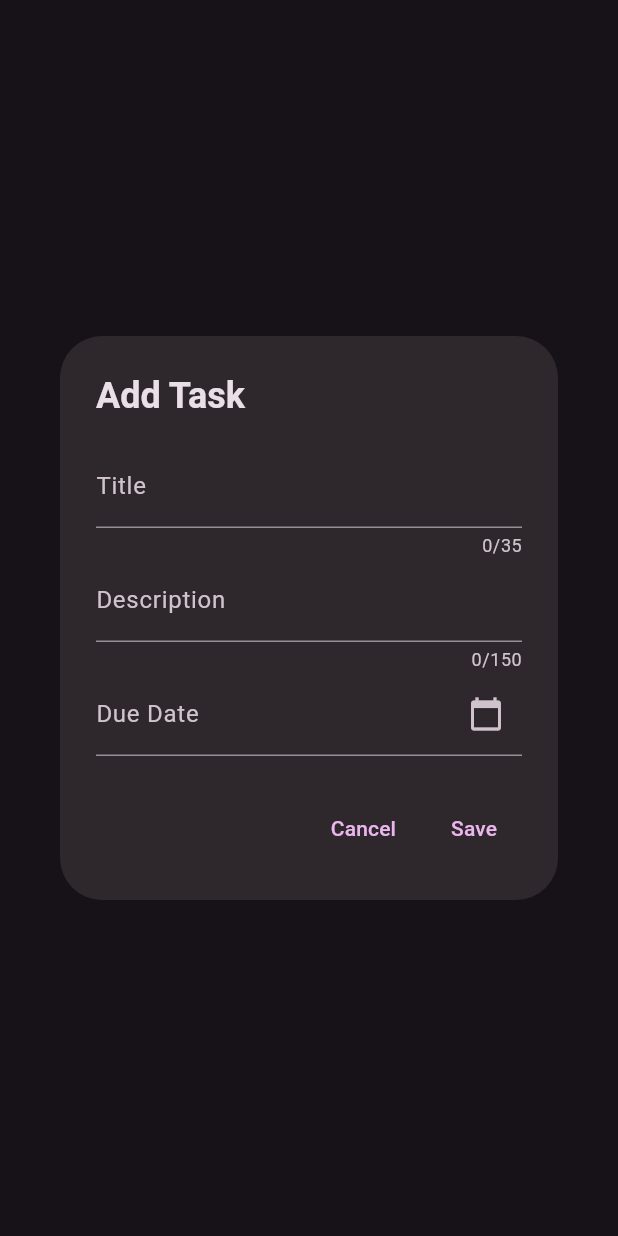
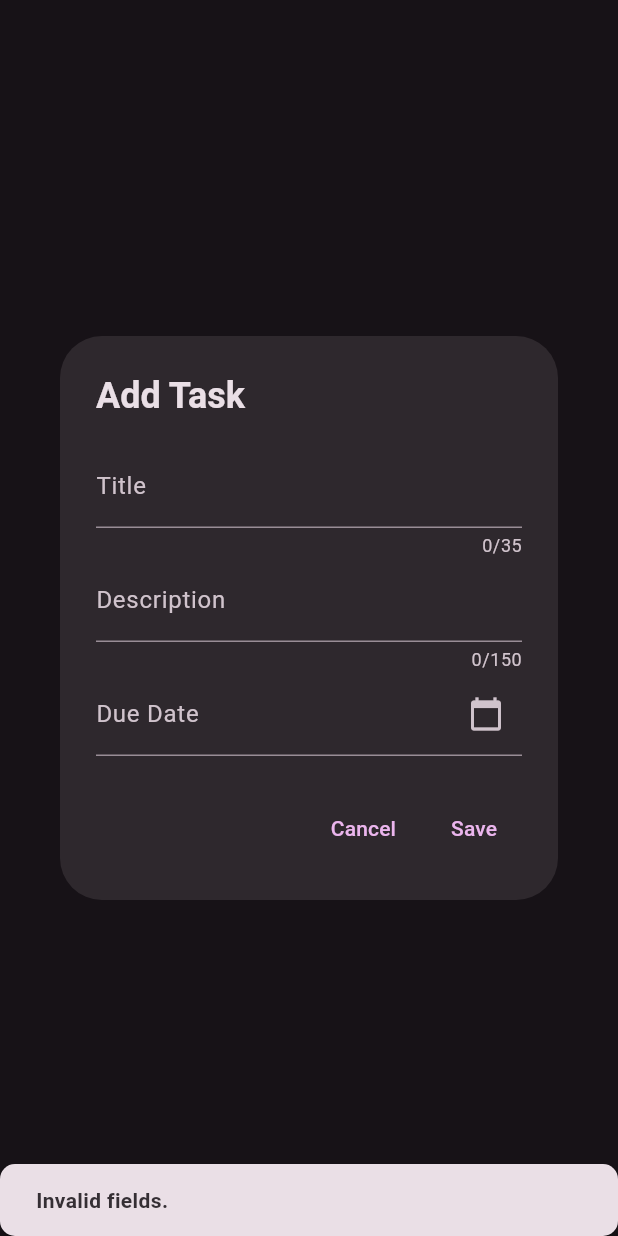
Before and after one commit to MarioQuirosLuna/Task_Manager_Flutter, a Flutter app: the AddTaskFrom widget shown alone on an empty page, opened directly with empty values, after a tap on "Save", on a phone screen of 412 x 824 dp. Run offline on Flutter 3.47's test engine with Material 2 defaults, Android fonts, the phone set to English and light mode, and no system bars; our stand-ins replace shared_preferences; accounts and stored records are empty.

Commit message:
Added validation input fields

```diff
--- a/lib/presentation/widgets/home/task/addtask/add_task_form.dart
+++ b/lib/presentation/widgets/home/task/addtask/add_task_form.dart
@@ -56,12 +56,27 @@ class AddTaskFrom extends StatelessWidget{
         ),
         TextButton(
             onPressed: (){
-              taskProvider.addTask(
+              if(titleController.text.isNotEmpty && descriptionController.text.isNotEmpty && dateController.text.isNotEmpty){
+                taskProvider.addTask(
                   titleController.text,
                   descriptionController.text,
                   DateTime.parse(dateController.text),
-              );
-              Navigator.of(context).pop();
+                );
+                Navigator.of(context).pop();
+              }else{
+                ScaffoldMessenger.of(context).showSnackBar(
+                  const SnackBar(
+                    content: Text(
+                      'Invalid fields.',
+                      style: TextStyle(fontWeight: FontWeight.bold)
+                    ),
+                    duration: Duration(seconds: 3),
+                    shape: RoundedRectangleBorder(
+                      borderRadius: BorderRadius.all(Radius.circular(10)),
+                    ),
+                  ),
+                );
+              }
             },
             child: const Text("Save")
         ),
```
